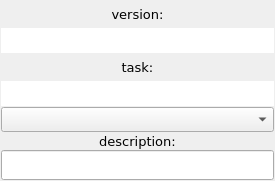
Before: the Qt Designer form sgVersionUp.ui in davidwilliamsDK/shotgun, drawn with Qt 5.
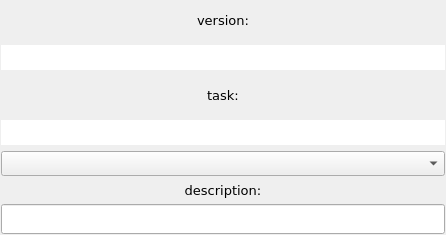
After: the same form once the commit is applied.

The edit to the form file:
```diff
--- a/sgVersionUp.ui
+++ b/sgVersionUp.ui
@@ -6,22 +6,19 @@
    <rect>
     <x>0</x>
     <y>0</y>
-    <width>275</width>
-    <height>181</height>
+    <width>446</width>
+    <height>235</height>
    </rect>
   </property>
   <property name="windowTitle">
    <string>dsVersionUp</string>
   </property>
   <widget class="QWidget" name="centralwidget">
-   <layout class="QVBoxLayout" name="verticalLayout">
-    <property name="spacing">
-     <number>1</number>
-    </property>
+   <layout class="QGridLayout" name="gridLayout">
     <property name="margin">
      <number>1</number>
     </property>
-    <item>
+    <item row="0" column="0">
      <widget class="QLabel" name="version_L">
       <property name="font">
        <font>
@@ -37,7 +34,7 @@
       </property>
      </widget>
     </item>
-    <item>
+    <item row="1" column="0">
      <widget class="QTextEdit" name="version_TE">
       <property name="minimumSize">
        <size>
@@ -92,7 +89,7 @@
       </property>
      </widget>
     </item>
-    <item>
+    <item row="2" column="0">
      <widget class="QLabel" name="task_L">
       <property name="font">
        <font>
@@ -108,7 +105,7 @@
       </property>
      </widget>
     </item>
-    <item>
+    <item row="3" column="0">
      <widget class="QTextEdit" name="task_TE">
       <property name="minimumSize">
        <size>
@@ -163,7 +160,7 @@
       </property>
      </widget>
     </item>
-    <item>
+    <item row="4" column="0">
      <widget class="QComboBox" name="User_CB">
       <property name="minimumSize">
        <size>
@@ -179,7 +176,7 @@
       </property>
      </widget>
     </item>
-    <item>
+    <item row="5" column="0">
      <widget class="QLabel" name="task_L_2">
       <property name="minimumSize">
        <size>
@@ -189,7 +186,7 @@
       </property>
       <property name="maximumSize">
        <size>
-        <width>273</width>
+        <width>16777215</width>
         <height>16</height>
        </size>
       </property>
@@ -207,7 +204,7 @@
       </property>
      </widget>
     </item>
-    <item>
+    <item row="6" column="0">
      <widget class="QLineEdit" name="description_LE">
       <property name="minimumSize">
        <size>
```
Left out of the diff: 6 changed lines with no effect on the pictures.
